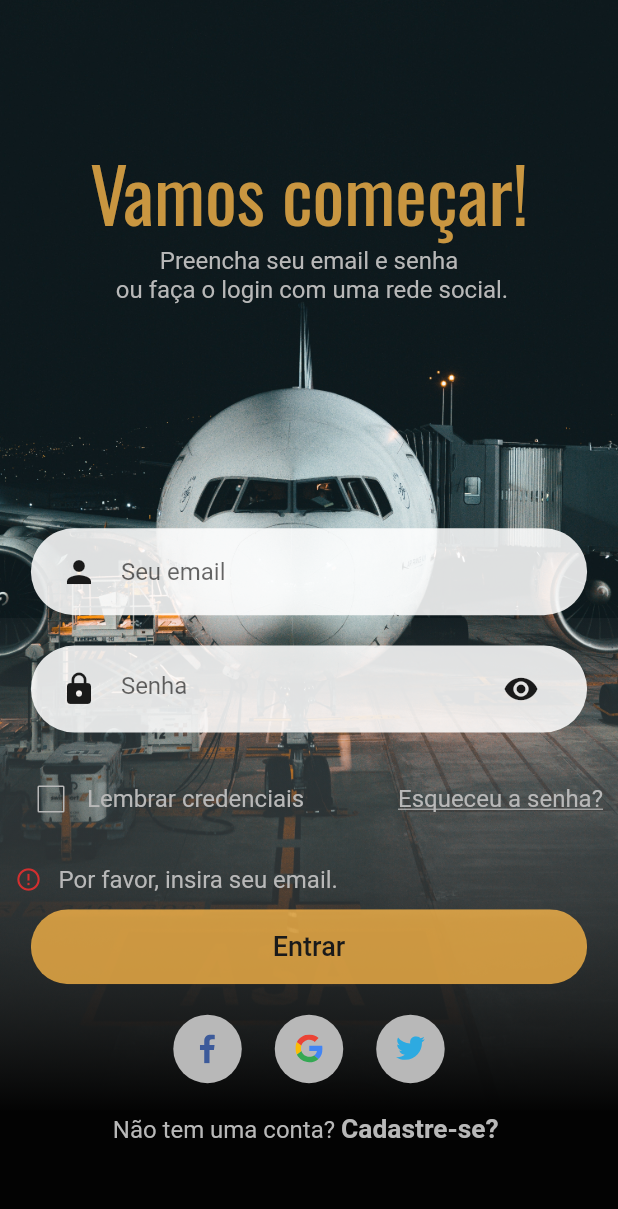
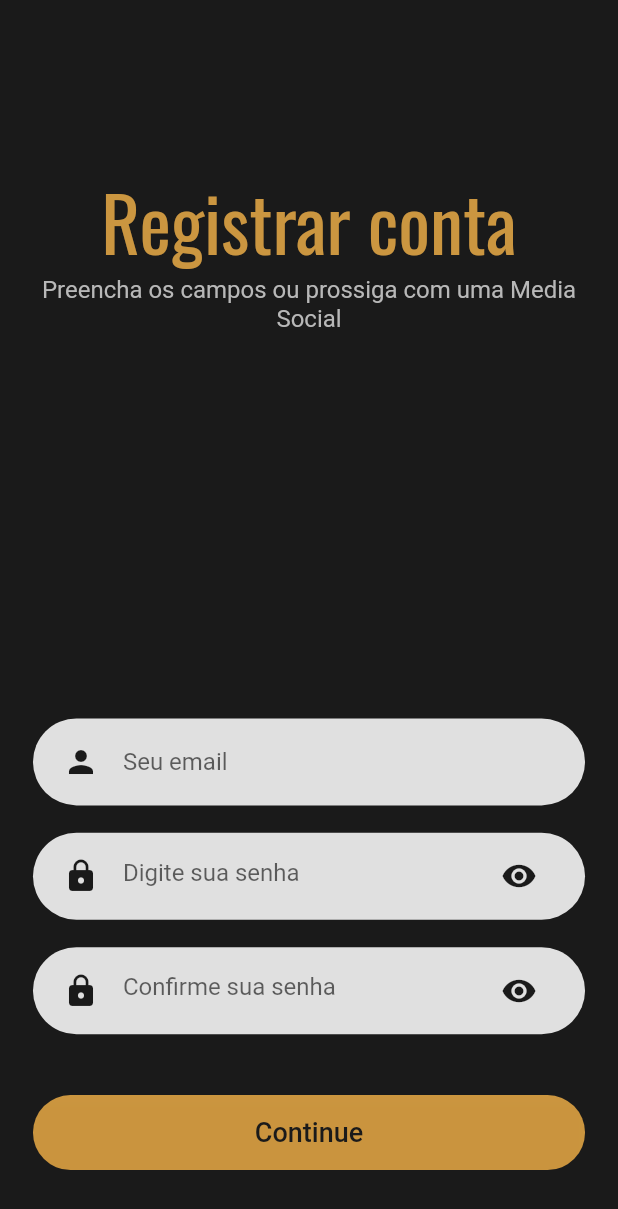
Before and after one commit to marcosmvgs/infoflight, a Flutter app: the AuthScreen screen opened by its route, after a tap on "Entrar", after a tap on "Cadastre-se?", on a phone screen of 412 x 824 dp. Shown: the top 1209 px of the screen. Run offline on Flutter 3.47's test engine with Material 2 defaults, Android fonts, the phone set to English and light mode, and no system bars; our stand-ins replace flutter_chips_input, flutter_form_builder, flutter_svg; accounts and stored records are empty.

Commit message:
Inserindo tela de signin

```diff
--- a/lib/components/already_have_an_account.dart
+++ /dev/null
@@ -1,39 +0,0 @@
-import 'package:flutter/material.dart';
-import 'package:infoflight/utils/constants.dart';
-
-class AlreadyHaveAnAccountCheck extends StatelessWidget {
-  final bool login;
-  final void Function()? press;
-
-  const AlreadyHaveAnAccountCheck({
-    Key? key,
-    this.login = true,
-    required this.press,
-  }) : super(key: key);
-
-  @override
-  Widget build(BuildContext context) {
-    return Row(
-      mainAxisAlignment: MainAxisAlignment.center,
-      children: [
-        Text(
-          login
-          ? 'Não tem uma conta?'
-          : 'Já possui uma conta?',
-          style: const TextStyle(color: Constants.kNeutralColor, fontSize: 14),
-        ),
-        GestureDetector(
-          onTap: press,
-          child: Text(
-            login
-            ? ' Registre-se!'
-            : ' Entre!',
-              style: const TextStyle(
-                  color: Constants.kNeutralColor,
-                  fontSize: 14,
-                  fontWeight: FontWeight.bold)),
-        ),
-      ],
-    );
-  }
-}
--- a/lib/components/auth_form.dart
+++ b/lib/components/auth_form.dart
@@ -86,14 +86,10 @@ class _AuthFormState extends State<AuthForm> {
           SizedBox(height: getProportionateScreenHeight(20)),
           FormError(errors: errors),
           SizedBox(height: getProportionateScreenHeight(10)),
-          SizedBox(
-            width: widget.size.width * 0.9,
-            height: 50,
-            child: ButtonMockUp(
-              labelText: _formData.isLogin ? 'Entrar' : 'Cadastrar',
-              onPressed: _submit,
-              backColor: Constants.KHighLightColor,
-            ),
+          ButtonMockUp(
+            labelText: _formData.isLogin ? 'Entrar' : 'Cadastrar',
+            onPressed: _submit,
+            backColor: Constants.KHighLightColor,
           ),
           SizedBox(height: getProportionateScreenHeight(20)),
           Row(
--- a/lib/components/button_mockup.dart
+++ b/lib/components/button_mockup.dart
@@ -14,7 +14,11 @@ class ButtonMockUp extends StatelessWidget {
 
   @override
   Widget build(BuildContext context) {
-    return ClipRRect(
+    Size size = MediaQuery.of(context).size;
+    return SizedBox(
+      width: size.width,
+      height: 50,
+      child: ClipRRect(
         borderRadius: BorderRadius.circular(35),
         child: ElevatedButton(
           style: ButtonStyle(
@@ -28,6 +32,7 @@ class ButtonMockUp extends StatelessWidget {
             ),
           ),
         ),
+      ),
     );
   }
 }
--- a/lib/components/no_account_text.dart
+++ b/lib/components/no_account_text.dart
@@ -1,4 +1,5 @@
 import 'package:flutter/material.dart';
+import 'package:infoflight/utils/app_routes.dart';
 
 import '../utils/constants.dart';
 import '../utils/size_config.dart';
@@ -18,7 +19,7 @@ class NoAccountText extends StatelessWidget {
           style: Constants.kTextStyleNeutral,
         ),
         GestureDetector(
-          onTap: () {},
+          onTap: () => Navigator.of(context).pushNamed(AppRoutes.SIGNUP),
           child: Text(
             'Cadastre-se? ',
             style: TextStyle(
--- /dev/null
+++ b/lib/components/signup_body.dart
@@ -0,0 +1,148 @@
+import 'package:flutter/material.dart';
+import 'package:infoflight/components/button_mockup.dart';
+import 'package:infoflight/components/form_error.dart';
+import 'package:infoflight/components/rounded_input_email_field.dart';
+import 'package:infoflight/components/rounded_password_field.dart';
+import 'package:infoflight/core/models/auth_form_data.dart';
+import 'package:infoflight/utils/constants.dart';
+import 'package:infoflight/utils/size_config.dart';
+
+class SignupBody extends StatelessWidget {
+  const SignupBody({super.key});
+
+  @override
+  Widget build(BuildContext context) {
+    Size size = MediaQuery.of(context).size;
+    return SizedBox(
+      width: double.infinity,
+      height: size.height,
+      child: Padding(
+        padding: EdgeInsets.fromLTRB(
+          getProportionateScreenWidth(20),
+          getProportionateScreenWidth(100),
+          getProportionateScreenWidth(20),
+          getProportionateScreenWidth(40),
+        ),
+        child: Column(
+          children: const [
+            Text(
+              'Registrar conta',
+              style: TextStyle(
+                  fontSize: 50,
+                  fontFamily: 'Oswald',
+                  color: Constants.KHighLightColor),
+            ),
+            Expanded(
+              child: Text(
+                'Preencha os campos ou prossiga com uma Media Social',
+                textAlign: TextAlign.center,
+              ),
+            ),
+            SignupForm(),
+          ],
+        ),
+      ),
+    );
+  }
+}
+
+class SignupForm extends StatefulWidget {
+  const SignupForm({super.key});
+
+  @override
+  State<SignupForm> createState() => _SignupFormState();
+}
+
+class _SignupFormState extends State<SignupForm> {
+  final _formKey = GlobalKey<FormState>();
+  String? email;
+  String? password;
+  final _formData = AuthFormData();
+  final List<String> errors = [];
+
+  @override
+  Widget build(BuildContext context) {
+    Size size = MediaQuery.of(context).size;
+    return Form(
+      key: _formKey,
+      child: Column(
+        children: [
+          buildEmailFormField(size),
+          SizedBox(height: getProportionateScreenHeight(18)),
+          buildPasswordFormField(size),
+          SizedBox(height: getProportionateScreenHeight(18)),
+          buildConfirmPasswordFormField(size),
+          SizedBox(height: getProportionateScreenHeight(20)),
+          FormError(errors: errors),
+          SizedBox(height: getProportionateScreenHeight(20)),
+          ButtonMockUp(
+            labelText: 'Continue',
+            onPressed: () {
+              if (_formKey.currentState?.validate() ?? false) {
+                // Go to complete profile page
+                _formKey.currentState?.save();
+              }
+            },
+            backColor: Constants.KHighLightColor,
+          ),
+        ],
+      ),
+    );
+  }
+
+  RoundedInputPasswordField buildConfirmPasswordFormField(Size size) {
+    return RoundedInputPasswordField(
+      onSaved: (typedPassword) => _formData.confirmedPassword = typedPassword!,
+      labelText: 'Confirme sua senha',
+      size: size,
+      onChaged: (password) {
+        _formData.password = password;
+      },
+    );
+  }
+
+  RoundedInputPasswordField buildPasswordFormField(Size size) {
+    return RoundedInputPasswordField(
+      onSaved: (typedPassword) => _formData.password = typedPassword!,
+      labelText: 'Digite sua senha',
+      size: size,
+      onChaged: (password) {
+        _formData.password = password;
+      },
+    );
+  }
+
+  RoundedInputEmailField buildEmailFormField(Size size) {
+    return RoundedInputEmailField(
+      onSaved: (validEmail) => _formData.email = validEmail!,
+      size: size,
+      hintText: 'Seu email',
+      onChanged: (value) {
+        if (value.isNotEmpty && errors.contains(Constants.kEmailNullError)) {
+          setState(() {
+            errors.remove(Constants.kEmailNullError);
+          });
+        } else if (Constants.regExp.hasMatch(value) &&
+            errors.contains(Constants.kInvalidEmailError)) {
+          setState(() {
+            errors.remove(Constants.kInvalidEmailError);
+          });
+        }
+      },
+      validator: (value) {
+        final value_ = value ?? '';
+        if (value_.isEmpty && !errors.contains(Constants.kEmailNullError)) {
+          setState(() {
+            errors.add(Constants.kEmailNullError);
+          });
+        } else if (!Constants.regExp.hasMatch(value_) &&
+            !errors.contains(Constants.kInvalidEmailError)) {
+          setState(() {
+            errors.add(Constants.kInvalidEmailError);
+          });
+        }
+        return null;
+      },
+    );
+  }
+}
--- a/lib/core/models/auth_form_data.dart
+++ b/lib/core/models/auth_form_data.dart
@@ -6,7 +6,9 @@ class AuthFormData {
   String name = '';
   String email = '';
   String password = '';
+  String? confirmedPassword;
   File? image;
+
   AuthMode _mode = AuthMode.login;
 
   bool get isLogin {
@@ -20,5 +22,4 @@ class AuthFormData {
   void toggleAuthMode() {
     _mode = isLogin ? AuthMode.signup : AuthMode.login;
   }
-
 }
--- a/lib/core/services/auth_or_app.dart
+++ b/lib/core/services/auth_or_app.dart
@@ -1,7 +1,7 @@
 import 'package:flutter/cupertino.dart';
 import 'package:infoflight/core/models/app_user.dart';
 import 'package:infoflight/core/services/auth_service.dart';
-import 'package:infoflight/screens/auth_screen.dart';
+import 'package:infoflight/screens/auth_screens.dart/auth_screen.dart';
 import 'package:infoflight/screens/homepage_sceen.dart';
 import 'package:infoflight/screens/loading_screen.dart';
 
--- a/lib/main.dart
+++ b/lib/main.dart
@@ -4,10 +4,11 @@ import 'package:infoflight/core/models/selected_airfields_list.dart';
 import 'package:infoflight/core/models/selected_products_list.dart';
 import 'package:infoflight/core/services/auth_or_app.dart';
 import 'package:infoflight/screens/airfield_info_screen.dart';
+import 'package:infoflight/screens/auth_screens.dart/signup_screen.dart';
 import 'package:infoflight/screens/create_flight_screen.dart';
-import 'package:infoflight/screens/forgot_password_screen.dart';
+import 'package:infoflight/screens/auth_screens.dart/forgot_password_screen.dart';
 import 'package:infoflight/screens/homepage_sceen.dart';
-import 'package:infoflight/screens/auth_screen.dart';
+import 'package:infoflight/screens/auth_screens.dart/auth_screen.dart';
 import 'package:infoflight/screens/onboard_screen.dart';
 import 'package:infoflight/screens/profile_seetings_screen.dart';
 import 'package:infoflight/utils/app_routes.dart';
@@ -71,6 +72,7 @@ class MyApp extends StatelessWidget {
           AppRoutes.LOGIN: (context) => const AuthScreen(),
           AppRoutes.AUTH_OR_APP: (context) => const AuthOrApp(),
           AppRoutes.FORGOT_PASSWORD: (context) => const ForgotPasswordScreen(),
+          AppRoutes.SIGNUP: (context) => const SignupScreen(),
         },
       ),
     );
--- a/lib/screens/auth_screen.dart
+++ b/lib/screens/auth_screens.dart/auth_screen.dart
@@ -3,7 +3,7 @@ import 'package:infoflight/components/auth_form.dart';
 import 'package:infoflight/core/models/auth_form_data.dart';
 import 'package:infoflight/core/services/auth_service.dart';
 import 'package:infoflight/utils/constants.dart';
-import '../utils/size_config.dart';
+import '../../utils/size_config.dart';
 
 class AuthScreen extends StatefulWidget {
   const AuthScreen({super.key});
--- /dev/null
+++ b/lib/screens/auth_screens.dart/signup_screen.dart
@@ -0,0 +1,15 @@
+import 'package:flutter/material.dart';
+
+import '../../components/signup_body.dart';
+
+
+class SignupScreen extends StatelessWidget {
+  const SignupScreen({super.key});
+
+  @override
+  Widget build(BuildContext context) {
+    return Scaffold(
+      body: SignupBody(),
+    );
+  }
+}
--- a/lib/utils/app_routes.dart
+++ b/lib/utils/app_routes.dart
@@ -9,4 +9,5 @@ class AppRoutes {
   static const String LOGIN = '/login';
   static const String AUTH_OR_APP = '/auth-or-app';
   static const String FORGOT_PASSWORD = '/forgot_password';
+  static const String SIGNUP = '/signup';
 }
```
Also changed, not shown: lib/components/forgot_password_body.dart (+6 -10 lines), lib/screens/auth_screens.dart/forgot_password_screen.dart (renamed from lib/screens/forgot_password_screen.dart). Lines whose indentation alone changed are shown as unchanged.
